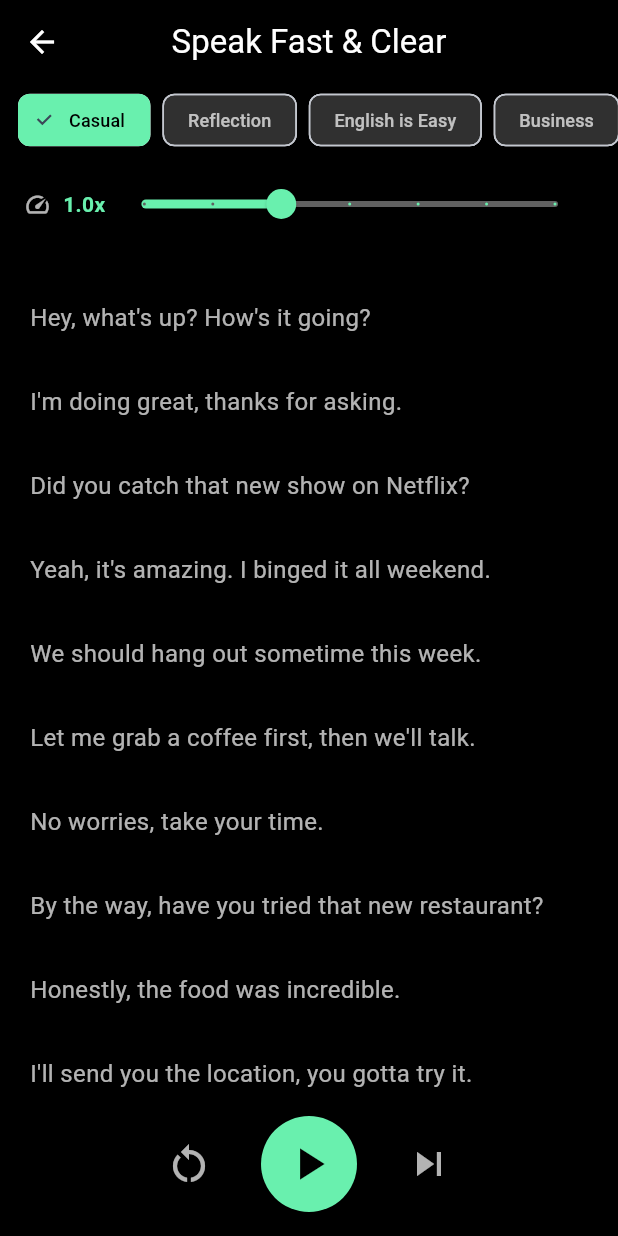
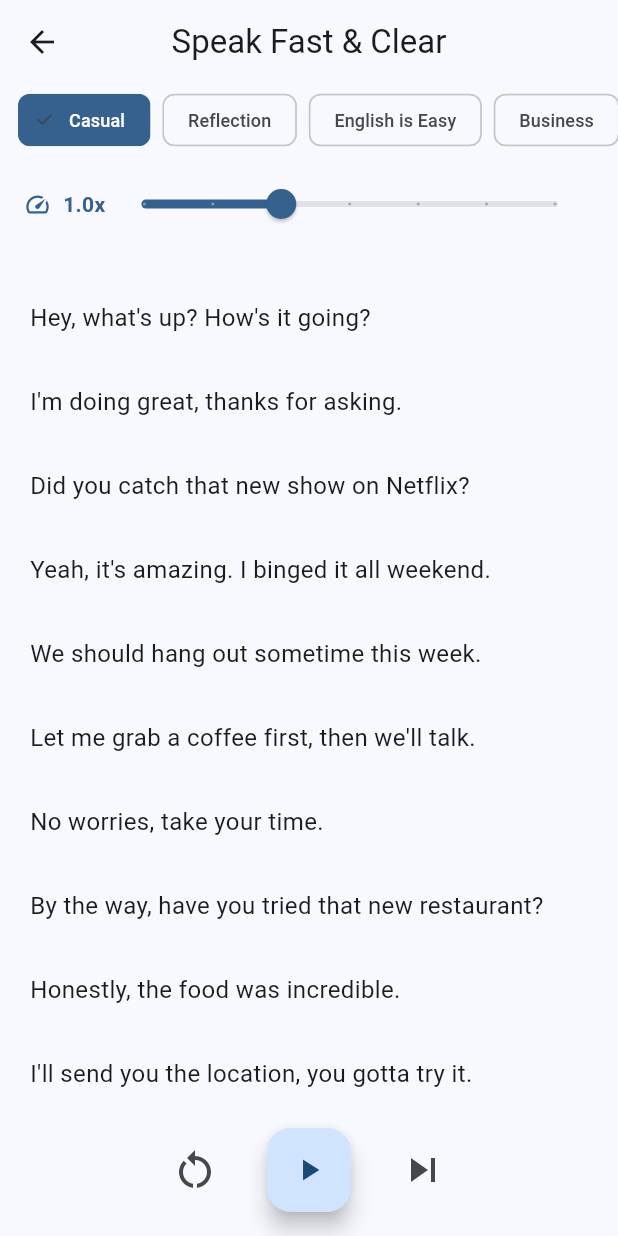
Before and after one commit to easystudio-arch/easy-ach-dashboard, a Flutter app: the SpeakFastScreen screen opened directly, on a phone screen of 412 x 824 dp. Run offline on Flutter 3.47's test engine with Material 3 defaults, Android fonts, the phone set to English and light mode, and no system bars; our stand-ins replace flip_card, flutter_tts, percent_indicator, shared_preferences; accounts and stored records are empty.

Commit message:
fix: layout

```diff
--- a/lib/screens/speak_fast_screen.dart
+++ b/lib/screens/speak_fast_screen.dart
@@ -1,4 +1,3 @@
-import 'dart:async';
 import 'package:flutter/material.dart';
 import 'package:flutter_tts/flutter_tts.dart';
 
@@ -15,7 +14,6 @@ class _SpeakFastScreenState extends State<SpeakFastScreen> {
   double _speed = 1.0;
   int _currentLine = 0;
   bool _isPlaying = false;
-  Timer? _scrollTimer;
   final ScrollController _scrollCtrl = ScrollController();
 
   static const Map<String, List<String>> _content = {
@@ -141,7 +139,6 @@ class _SpeakFastScreenState extends State<SpeakFastScreen> {
 
   @override
   void dispose() {
-    _scrollTimer?.cancel();
     _tts.stop();
     _scrollCtrl.dispose();
     super.dispose();
@@ -182,13 +179,9 @@ class _SpeakFastScreenState extends State<SpeakFastScreen> {
 
   @override
   Widget build(BuildContext context) {
+    final cs = Theme.of(context).colorScheme;
     return Scaffold(
-      backgroundColor: Colors.black,
-      appBar: AppBar(
-        title: const Text('Speak Fast & Clear'),
-        backgroundColor: Colors.black,
-        foregroundColor: Colors.white,
-      ),
+      appBar: AppBar(title: const Text('Speak Fast & Clear')),
       body: Column(
         children: [
           // Theme selector
@@ -200,10 +193,9 @@ class _SpeakFastScreenState extends State<SpeakFastScreen> {
               children: _content.keys.map((t) => Padding(
                 padding: const EdgeInsets.only(right: 8),
                 child: ChoiceChip(
-                  label: Text(t, style: TextStyle(color: _theme == t ? Colors.black : Colors.white70, fontSize: 12)),
+                  label: Text(t, style: TextStyle(fontSize: 12, color: _theme == t ? cs.onPrimary : null)),
                   selected: _theme == t,
-                  selectedColor: Colors.greenAccent,
-                  backgroundColor: Colors.grey[850],
+                  selectedColor: cs.primary,
                   onSelected: (_) { _stop(); setState(() { _theme = t; _currentLine = 0; }); },
                 ),
               )).toList(),
@@ -214,17 +206,15 @@ class _SpeakFastScreenState extends State<SpeakFastScreen> {
             padding: const EdgeInsets.symmetric(horizontal: 16, vertical: 8),
             child: Row(
               children: [
-                const Icon(Icons.speed, color: Colors.white70, size: 18),
+                Icon(Icons.speed, color: cs.primary, size: 18),
                 const SizedBox(width: 8),
-                Text('${_speed.toStringAsFixed(1)}x', style: const TextStyle(color: Colors.greenAccent, fontWeight: FontWeight.bold)),
+                Text('${_speed.toStringAsFixed(1)}x', style: TextStyle(color: cs.primary, fontWeight: FontWeight.bold)),
                 Expanded(
                   child: Slider(
                     value: _speed,
                     min: 0.5,
                     max: 2.0,
                     divisions: 6,
-                    activeColor: Colors.greenAccent,
-                    inactiveColor: Colors.grey[700],
                     onChanged: (v) => setState(() => _speed = v),
                   ),
                 ),
@@ -249,7 +239,7 @@ class _SpeakFastScreenState extends State<SpeakFastScreen> {
                     style: TextStyle(
                       fontSize: isActive ? 20 : 16,
                       fontWeight: isActive ? FontWeight.bold : FontWeight.normal,
-                      color: isActive ? Colors.greenAccent : isPast ? Colors.white38 : Colors.white70,
+                      color: isActive ? cs.primary : isPast ? cs.onSurface.withValues(alpha: 0.4) : cs.onSurface,
                     ),
                   ),
                 );
@@ -263,21 +253,17 @@ class _SpeakFastScreenState extends State<SpeakFastScreen> {
               mainAxisAlignment: MainAxisAlignment.center,
               children: [
                 IconButton(
-                  icon: const Icon(Icons.restart_alt, color: Colors.white70, size: 32),
+                  icon: Icon(Icons.restart_alt, color: cs.onSurfaceVariant, size: 32),
                   onPressed: _reset,
                 ),
                 const SizedBox(width: 24),
-                GestureDetector(
-                  onTap: _isPlaying ? _stop : _play,
-                  child: CircleAvatar(
-                    radius: 32,
-                    backgroundColor: Colors.greenAccent,
-                    child: Icon(_isPlaying ? Icons.pause : Icons.play_arrow, color: Colors.black, size: 36),
-                  ),
+                FloatingActionButton(
+                  onPressed: _isPlaying ? _stop : _play,
+                  child: Icon(_isPlaying ? Icons.pause : Icons.play_arrow),
                 ),
                 const SizedBox(width: 24),
                 IconButton(
-                  icon: const Icon(Icons.skip_next, color: Colors.white70, size: 32),
+                  icon: Icon(Icons.skip_next, color: cs.onSurfaceVariant, size: 32),
                   onPressed: _currentLine < _lines.length - 1
                       ? () { _stop(); setState(() => _currentLine++); _scrollToLine(_currentLine); }
                       : null,
--- a/lib/screens/translate_screen.dart
+++ b/lib/screens/translate_screen.dart
@@ -42,7 +42,7 @@ class _LevelSelect extends StatelessWidget {
     return Card(
       margin: const EdgeInsets.only(bottom: 12),
       child: ListTile(
-        leading: CircleAvatar(backgroundColor: color.withOpacity(0.15), child: Icon(icon, color: color)),
+        leading: CircleAvatar(backgroundColor: color.withValues(alpha: 0.15), child: Icon(icon, color: color)),
         title: Text('$title ($code)', style: const TextStyle(fontWeight: FontWeight.bold)),
         subtitle: Text(desc),
         trailing: const Icon(Icons.arrow_forward_ios, size: 16),
--- a/pubspec.yaml
+++ b/pubspec.yaml
@@ -1,7 +1,7 @@
 name: english_offline
 description: Interactive English Learning App - B2 Level
 publish_to: 'none'
-version: 1.0.0+1
+version: 1.1.0+1
 
 environment:
   sdk: '>=3.0.0 <4.0.0'
```
Also changed, not shown: 5 other files.
